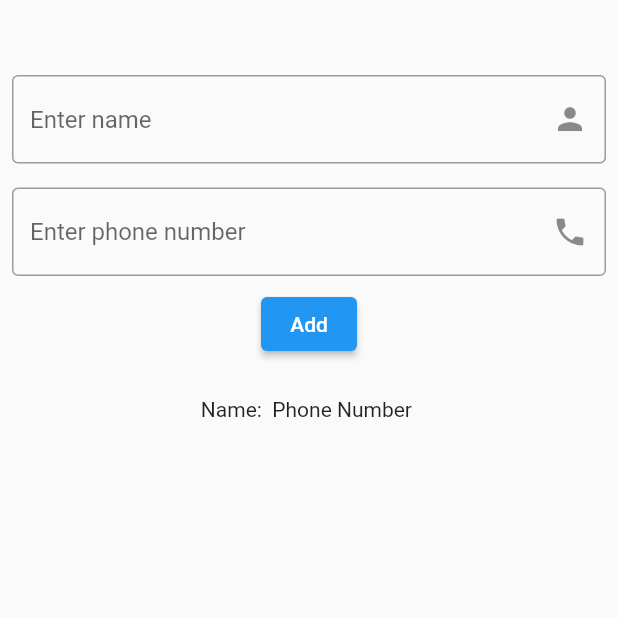
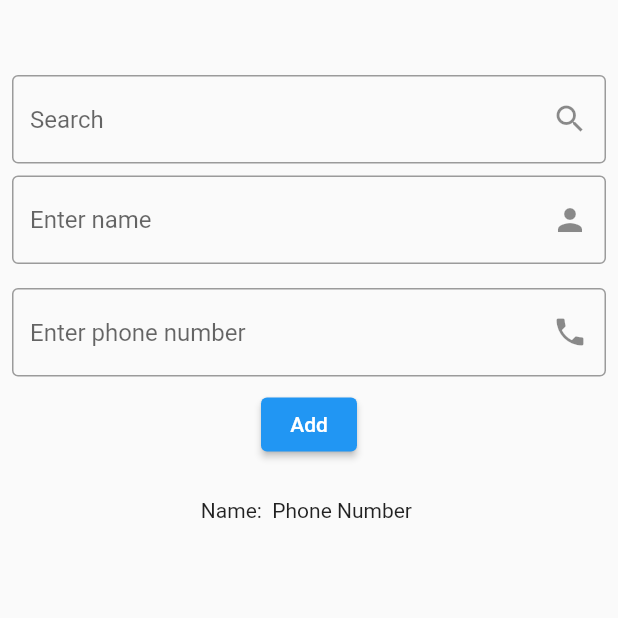
Before and after one commit to Dwikavindra/OTIPhoneBookApp, a Flutter app: the screen it shows after launch, after a tap on "Add", on a phone screen of 412 x 824 dp, the top half of it. Run offline on Flutter 3.47's test engine with Material 2 defaults, Android fonts, the light colour scheme and no system bars; our stand-ins replace shared_preferences.

Commit message:
Added Search

```diff
--- a/lib/ContactState.dart
+++ b/lib/ContactState.dart
@@ -5,6 +5,7 @@ import 'Contact.dart';
 
 class ContactState with ChangeNotifier {
   List<Contact> _lists = [];
+  List<Contact> _temporaryLists = [];
   ContactState() {
     getContacts();
   }
@@ -26,4 +27,22 @@ class ContactState with ChangeNotifier {
   }
 
   List<Contact> get list => _lists;
+  List<Contact> get temporaryLists => _temporaryLists;
+
+  void filterList(String search) {
+    final searchValue = search;
+    if (double.tryParse(searchValue) == null) {
+      _temporaryLists = list
+          .where((value) =>
+              value.name.toLowerCase().contains(search.toLowerCase()))
+          .toList();
+    } else {
+      _temporaryLists = list
+          .where((value) =>
+              value.phoneNumber.toLowerCase().contains(search.toLowerCase()))
+          .toList();
+    }
+
+    notifyListeners();
+  }
 }
--- a/lib/main.dart
+++ b/lib/main.dart
@@ -32,6 +32,7 @@ class _MyHomePageState extends State<MyHomePage> {
   final Future<SharedPreferences> prefs = SharedPreferences.getInstance();
   final textFieldNameController = TextEditingController();
   final textFieldPhoneNumberController = TextEditingController();
+  final textFieldSearchController = TextEditingController();
   // List<Contact> contact_lists = [];
 
   @override
@@ -59,6 +60,7 @@ class _MyHomePageState extends State<MyHomePage> {
   void dispose() {
     textFieldNameController.dispose();
     textFieldPhoneNumberController.dispose();
+    textFieldSearchController.dispose();
     super.dispose();
   }
 
@@ -78,6 +80,20 @@ class _MyHomePageState extends State<MyHomePage> {
                       Padding(
                         padding: const EdgeInsets.only(
                             left: 8.0, right: 8.0, bottom: 8.0, top: 50),
+                        child: TextFormField(
+                          onChanged: (searchValue) {
+                            value.filterList(searchValue);
+                          },
+                          controller: textFieldSearchController,
+                          decoration: const InputDecoration(
+                              suffixIcon: Icon(Icons.search),
+                              border: OutlineInputBorder(),
+                              hintText: 'Search'),
+                        ),
+                      ),
+                      Padding(
+                        padding: const EdgeInsets.only(
+                            left: 8.0, right: 8.0, bottom: 8.0),
                         child: TextFormField(
                           controller: textFieldNameController,
                           decoration: const InputDecoration(
@@ -110,14 +126,19 @@ class _MyHomePageState extends State<MyHomePage> {
                       Flexible(
                         child: ListView.builder(
                             padding: const EdgeInsets.all(8),
-                            itemCount: value.list.length,
+                            itemCount: textFieldSearchController.text == ""
+                                ? value.list.length
+                                : value.temporaryLists.length,
                             itemBuilder: (BuildContext context, int index) {
                               return Container(
                                 key: UniqueKey(),
                                 height: 50,
                                 child: Center(
-                                    child: Text(
-                                        'Name: ${value.list[index].name} Phone Number ${value.list[index].phoneNumber}')),
+                                    child: Text(textFieldSearchController
+                                                .text ==
+                                            ""
+                                        ? 'Name: ${value.list[index].name} Phone Number ${value.list[index].phoneNumber}'
+                                        : 'Name: ${value.temporaryLists[index].name} Phone Number ${value.temporaryLists[index].phoneNumber}')),
                               );
                             }),
                       )
```
